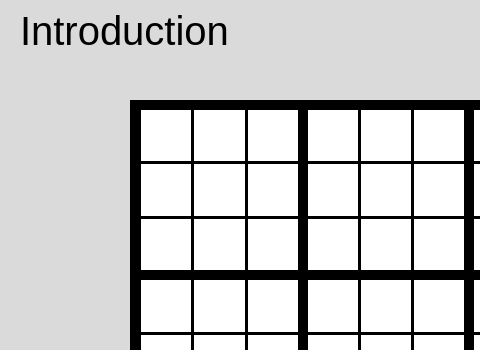
This is Sudoku/mainwindow.ui in UofU-CS3505/cs3505-assignment9-AveryBroadbent as Qt 5 draws it before an edit; both pictures show x 0 to 480 and y 0 to 350 of the 838 by 730 pixel window. The edited form follows.
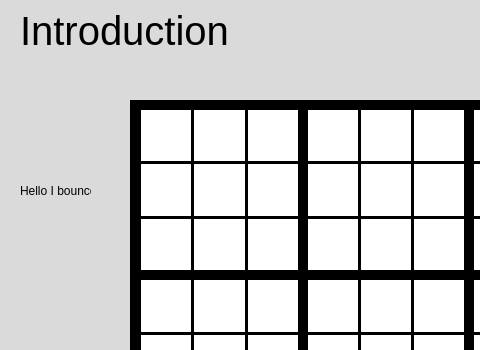
This is the edited form. Icons and pictures are not drawn. Custom widgets are drawn as their Qt base class.

Commit message: made label bounce (kind of)

```diff
--- a/Sudoku/mainwindow.ui
+++ b/Sudoku/mainwindow.ui
@@ -2382,6 +2382,19 @@
        <iconset theme="QIcon::ThemeIcon::AppointmentNew"/>
       </property>
      </widget>
+     <widget class="QLabel" name="firstLabel">
+      <property name="geometry">
+       <rect>
+        <x>20</x>
+        <y>160</y>
+        <width>71</width>
+        <height>61</height>
+       </rect>
+      </property>
+      <property name="text">
+       <string>Hello I bounce</string>
+      </property>
+     </widget>
     </widget>
     <widget class="QWidget" name="Intro2">
      <widget class="QLabel" name="label_7">
```
Left out of the diff: 2 changed lines with no effect on the pictures. The commit also changes 3 other files.
